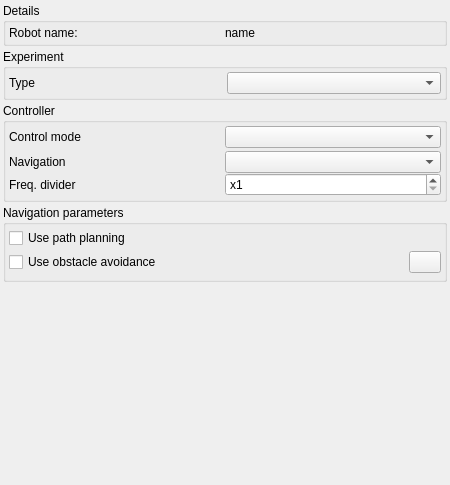
The window that source/robot-control/gui/RobotControlWidget.ui (assisi/CATS2) describes before a commit, drawn with Qt 5.
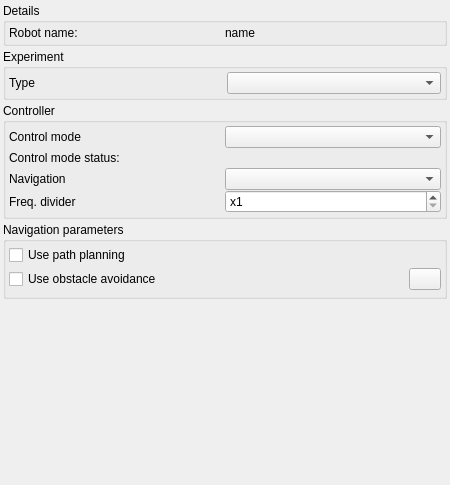
The same window after the commit. Icons and pictures are not drawn.

Commit message: Pass the control mode status to the robot gui.

Patch:
```diff
--- a/source/robot-control/gui/RobotControlWidget.ui
+++ b/source/robot-control/gui/RobotControlWidget.ui
@@ -142,6 +142,13 @@
         </item>
        </layout>
       </item>
+      <item>
+       <widget class="QLabel" name="controlModeStatusLabel">
+        <property name="text">
+         <string>Control mode status: </string>
+        </property>
+       </widget>
+      </item>
       <item>
        <widget class="QWidget" name="navigationWidget" native="true">
         <layout class="QGridLayout" name="gridLayout">
```
The commit also changes 5 other files.
